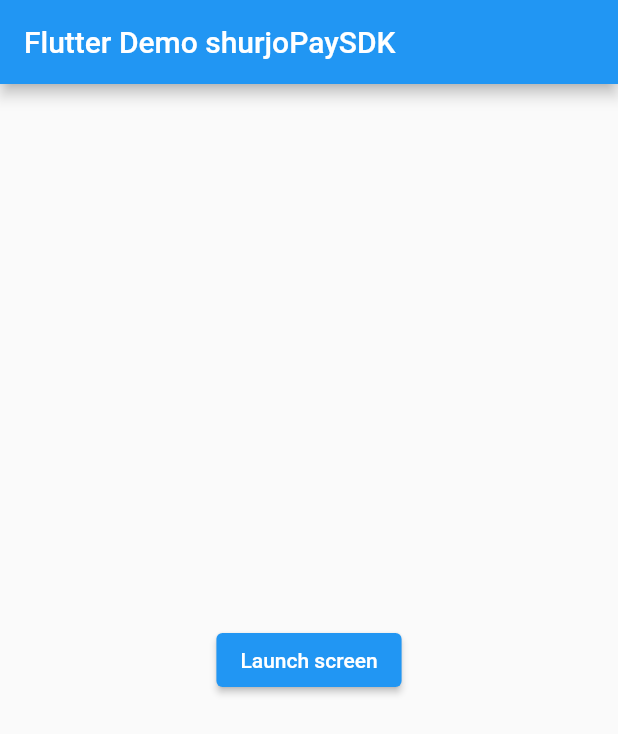
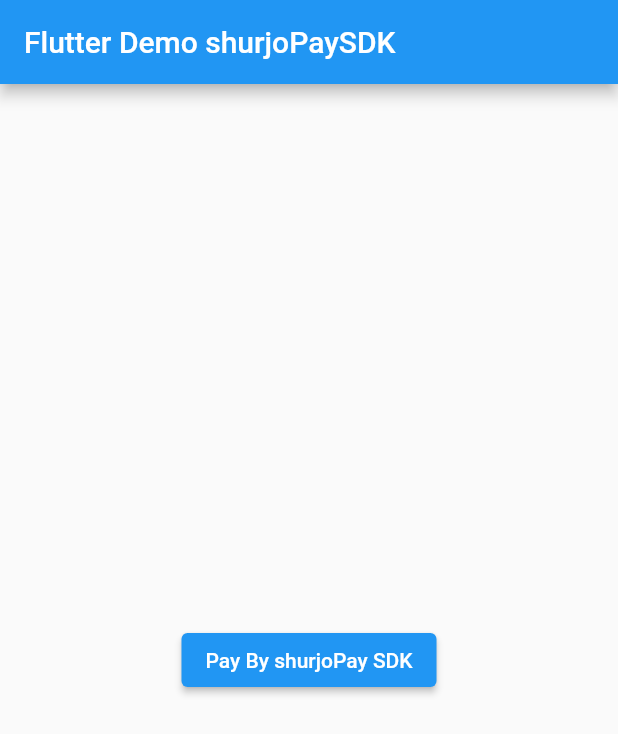
Before and after one commit to rzrasel/flutter-shurjopay-sdk-example, a Flutter app: the screen it shows after launch, on a phone screen of 412 x 824 dp. Shown: the top 734 px of the screen. Run offline on Flutter 3.47's test engine with Material 2 defaults, Android fonts, the phone set to English and light mode, and no system bars; missing offline and left inert: shurjopay_sdk.

Commit message:
shurjopay_sdk: ^1.0.8 integrated

```diff
--- a/lib/main.dart
+++ b/lib/main.dart
@@ -40,7 +40,7 @@ class MyHomePageState extends State<MyHomePage> {
       ),
       body: Center(
         child: ElevatedButton(
-          child: const Text('Launch screen'),
+          child: const Text("Pay By shurjoPay SDK"),
           onPressed: () {
             onShurjopaySdk(context);
           },
@@ -58,7 +58,7 @@ class MyHomePageState extends State<MyHomePage> {
       currency: "BDT",
       amount: 5,
       orderId: "PPD$orderId",
-      discountAmount: "0",
+      discountAmount: 0,
       discPercent: 0,
       customerName: "customer name",
       customerPhone: "01xxxxxxxxx",
--- a/pubspec.yaml
+++ b/pubspec.yaml
@@ -37,7 +37,7 @@ dependencies:
   connectivity_plus: ^2.1.0
   http: ^0.13.4
   webview_flutter: ^3.0.0
-  shurjopay_sdk: ^1.0.1
+  shurjopay_sdk: ^1.0.8
 
 dev_dependencies:
   flutter_test:
```
Also changed, not shown: pubspec.lock.
